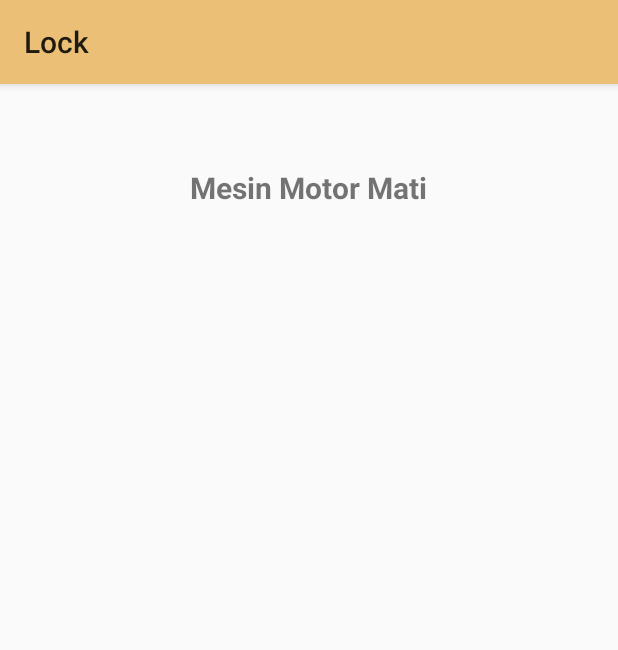
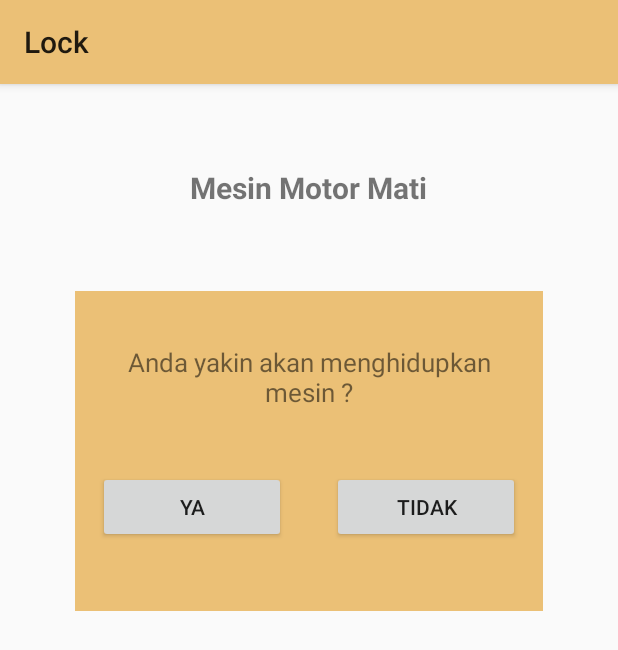
Before and after one commit to MuhSalmaNabila/Driver-Control, an Android app: the LockActivity screen opened directly, with no data from a screen before it, on a phone screen of 412 x 824 dp. Shown: the top 650 px of the screen. Run offline under Robolectric (Android 15) with nearby library versions, the phone set to English and light mode, and no system bars; 1 statement that could not run was skipped.

Commit message:
membenarkan status mesin motor

```diff
--- a/app/src/main/java/com/ditrol/tugasakhir/LockActivity.java
+++ b/app/src/main/java/com/ditrol/tugasakhir/LockActivity.java
@@ -24,9 +24,10 @@ import java.util.List;
 
 public class LockActivity extends AppCompatActivity {
 
-    private TextView statusMesinTV;
+    private TextView statusMesinTV,pertanyaanTV;
     private Button yesBut, noBut;
-    private LinearLayout kotakKonfirmasi;
+    private String  pertanyaanStr;
+    private LinearLayout kotakKonfirmasiLY;
 
     JSONParser jParser = new JSONParser();
     JSONArray lokasi = null;
@@ -41,9 +42,10 @@ public class LockActivity extends AppCompatActivity {
         setContentView(R.layout.activity_lock);
 
         statusMesinTV = (TextView) findViewById(R.id.status_hidup_motor);
+        pertanyaanTV = (TextView) findViewById(R.id.pertanyaan_status_motor);
         yesBut = (Button) findViewById(R.id.button_iya);
         noBut = (Button) findViewById(R.id.button_tidak);
-        kotakKonfirmasi = (LinearLayout) findViewById(R.id.kotak_konfirmasi);
+        kotakKonfirmasiLY = (LinearLayout) findViewById(R.id.kotak_konfirmasi);
 
         new ReadStatusTask().execute();
 
@@ -57,7 +59,7 @@ public class LockActivity extends AppCompatActivity {
         noBut.setOnClickListener(new View.OnClickListener() {
             @Override
             public void onClick(View v) {
-                kotakKonfirmasi.setVisibility(View.GONE);
+                kotakKonfirmasiLY.setVisibility(View.GONE);
             }
         });
 
@@ -97,9 +99,10 @@ public class LockActivity extends AppCompatActivity {
             }else{
                 if(statusMesin.equalsIgnoreCase("relayhidup")){
                     statusMesinTV.setText("Mesin Motor Hidup");
-                    kotakKonfirmasi.setVisibility(View.VISIBLE);
+                    pertanyaanTV.setText("Anda yakin akan mematikan mesin ?");
                 }else{
                     statusMesinTV.setText("Mesin Motor Mati");
+                    pertanyaanTV.setText("Anda yakin akan menghidupkan mesin ?");
                 }
             }
 
@@ -150,7 +153,11 @@ public class LockActivity extends AppCompatActivity {
 
             // Building Parameters
             List<NameValuePair> params = new ArrayList<NameValuePair>();
-            params.add(new BasicNameValuePair("status", "relaymati"));
+            if(statusMesin.equalsIgnoreCase("relaymati")){
+                params.add(new BasicNameValuePair("status", "relayhidup"));
+            }else if(statusMesin.equalsIgnoreCase("relayhidup")){
+                params.add(new BasicNameValuePair("status", "relaymati"));
+            }
 
             // check for success tag
             try {
@@ -178,16 +185,12 @@ public class LockActivity extends AppCompatActivity {
             dialog.dismiss();
             if (result.equalsIgnoreCase("fail")){
                 Toast.makeText(LockActivity.this, "Terjadi masalah! Silahkan cek koneksi Anda!", Toast.LENGTH_SHORT).show();
-                kotakKonfirmasi.setVisibility(View.VISIBLE);
             }
             else if (result.equalsIgnoreCase("gagal_koneksi_or_exception")){
                 Toast.makeText(LockActivity.this, "Terjadi masalah! Silahkan cek koneksi Anda!",  Toast.LENGTH_SHORT).show();
-                kotakKonfirmasi.setVisibility(View.VISIBLE);
             }
             else if (result.equalsIgnoreCase("OK")){
-                statusMesinTV.setText("Mesin Motor Mati");
-                kotakKonfirmasi.setVisibility(View.GONE);
-                Toast.makeText(LockActivity.this, "Berhasil mematikan mesin",  Toast.LENGTH_SHORT).show();
+                new ReadStatusTask().execute();
             }
         }
     }
--- a/app/src/main/res/layout/activity_lock.xml
+++ b/app/src/main/res/layout/activity_lock.xml
@@ -23,7 +23,6 @@
         android:background="@color/colorPrimary"
         android:layout_marginLeft="50dp"
         android:layout_marginRight="50dp"
-        android:visibility="gone"
         android:layout_marginTop="50dp">
         <TextView
             android:id="@+id/pertanyaan_status_motor"
@@ -32,7 +31,6 @@
             android:gravity="center_horizontal"
             android:layout_gravity="center_horizontal"
             android:padding="5dp"
-            android:text="Anda yakin ingin mematikan mesin ?"
             android:layout_marginTop="30dp"
             android:layout_marginBottom="20dp"
             android:textSize="17sp" />
```
Also changed, not shown: 1 other file.
